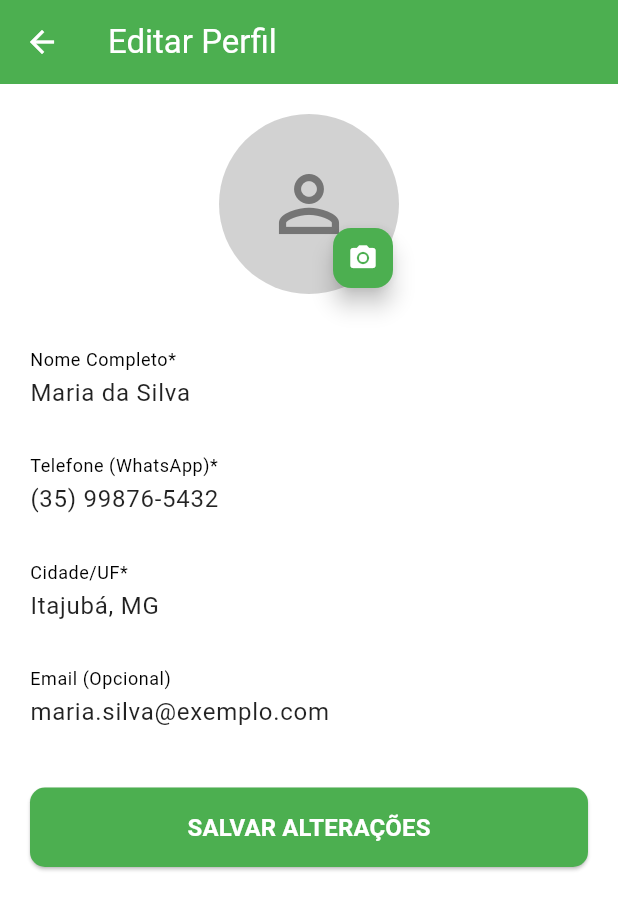
After one commit to TalitaMunis/App_Bora_Trocar, a Flutter app: the screen it shows after launch, item 3 of the bottom bar chosen, after a tap on "Editar Perfil", on a phone screen of 412 x 824 dp. The commit adds this screen. Shown: the top 910 px of the screen. Run offline on Flutter 3.47's test engine with Material 3 defaults, Android fonts, the light colour scheme and no system bars; our stand-ins replace shared_preferences.

Commit message:
Implementando_edição_perfil

```diff
--- /dev/null
+++ b/bora_trocar/lib/models/user.dart
@@ -0,0 +1,42 @@
+import 'package:flutter/foundation.dart';
+
+/// Modelo que representa o perfil do usuário no aplicativo.
+class User {
+  // Dados obrigatórios
+  final String id;
+  final String name;
+  final String phone;
+  final String city;
+
+  // Dados opcionais
+  final String? email;
+  final String? photoUrl;
+
+  User({
+    required this.id,
+    required this.name,
+    required this.phone,
+    required this.city,
+    this.email,
+    this.photoUrl,
+  });
+
+  // Método copyWith para facilitar atualizações (necessário para o formulário de edição)
+  User copyWith({
+    String? id,
+    String? name,
+    String? phone,
+    String? city,
+    ValueGetter<String?>? email,
+    ValueGetter<String?>? photoUrl,
+  }) {
+    return User(
+      id: id ?? this.id,
+      name: name ?? this.name,
+      phone: phone ?? this.phone,
+      city: city ?? this.city,
+      email: email != null ? email() : this.email,
+      photoUrl: photoUrl != null ? photoUrl() : this.photoUrl,
+    );
+  }
+}
--- a/bora_trocar/lib/my_app.dart
+++ b/bora_trocar/lib/my_app.dart
@@ -1,32 +1,36 @@
-import 'package:bora_trocar/screens/splash_screen.dart';
 import 'package:flutter/material.dart';
-import 'package:provider/provider.dart'; // ✅ Importar o Provider
-//import 'screens/main_navigation_screen.dart';
+import 'package:provider/provider.dart';
+//import 'package:firebase_core/firebase_core.dart';
+import 'screens/main_navigation_screen.dart';
 import 'theme/app_theme.dart';
-import 'services/ads_service.dart'; // ✅ Importar o serviço
+import 'services/ads_service.dart';
+import 'services/user_service.dart';
 
-/// Este é o widget raiz do aplicativo, chamado pelo main.dart.
-/// Ele configura o MaterialApp, o tema e a rota inicial.
+// Função para Inicializar o Firebase (Apenas mantida como mock)
+Future<void> main() async {
+  WidgetsFlutterBinding.ensureInitialized();
+  // await Firebase.initializeApp();
+  runApp(const MyApp());
+}
+
 class MyApp extends StatelessWidget {
   const MyApp({super.key});
 
   @override
   Widget build(BuildContext context) {
-    // Envolve o MaterialApp com o Provider
-    return ChangeNotifierProvider(
-      // Cria uma única instância do AdsService no topo do widget tree
-      create: (context) => AdsService(),
+    // ✅ MultiProvider injeta os dois serviços necessários
+    return MultiProvider(
+      providers: [
+        ChangeNotifierProvider(create: (_) => AdsService()),
+        ChangeNotifierProvider(create: (_) => UserService()),
+      ],
       child: MaterialApp(
-        // O restante do seu MaterialApp
         title: 'Bora Trocar!',
         debugShowCheckedModeBanner: false,
-
-        // Aplica o tema global que definimos em /theme/app_theme.dart
         theme: AppTheme.lightTheme,
-
-        // Define a tela principal que será carregada.
-        // Usamos nosso widget que gerencia a navegação por tabs.
-        home: const SplashScreen(),
+        //darkTheme: AppTheme.darkTheme,
+        //themeMode: ThemeMode.system,
+        home: const MainNavigationScreen(),
       ),
     );
   }
--- /dev/null
+++ b/bora_trocar/lib/screens/edit_profile_page.dart
@@ -0,0 +1,204 @@
+import 'package:flutter/material.dart';
+import 'package:provider/provider.dart';
+import '../models/user.dart';
+import '../theme/app_theme.dart';
+import '../services/user_service.dart';
+
+// O widget precisa ser StatefulWidget para gerenciar o estado do formulário
+class EditProfilePage extends StatefulWidget {
+  final User userToEdit;
+
+  const EditProfilePage({super.key, required this.userToEdit});
+
+  @override
+  State<EditProfilePage> createState() => _EditProfilePageState();
+}
+
+class _EditProfilePageState extends State<EditProfilePage> {
+  final _formKey = GlobalKey<FormState>();
+
+  // Controllers para pré-preencher e salvar dados
+  late TextEditingController _nameController;
+  late TextEditingController _phoneController;
+  late TextEditingController _cityController;
+  late TextEditingController _emailController;
+
+  // URL da foto (simulação)
+  String? _photoUrl;
+
+  @override
+  void initState() {
+    super.initState();
+    final user = widget.userToEdit;
+
+    // Inicializa controllers com os dados do usuário existente
+    _nameController = TextEditingController(text: user.name);
+    _phoneController = TextEditingController(text: user.phone);
+    _cityController = TextEditingController(text: user.city);
+    _emailController = TextEditingController(text: user.email);
+    _photoUrl = user.photoUrl;
+  }
+
+  @override
+  void dispose() {
+    _nameController.dispose();
+    _phoneController.dispose();
+    _cityController.dispose();
+    _emailController.dispose();
+    super.dispose();
+  }
+
+  void _saveProfile() {
+    if (_formKey.currentState!.validate()) {
+      // ✅ Acessa o UserService
+      final userService = Provider.of<UserService>(context, listen: false);
+
+      // 1. Constrói o objeto atualizado (usando a lógica copyWith do modelo)
+      final updatedUser = widget.userToEdit.copyWith(
+        name: _nameController.text,
+        phone: _phoneController.text,
+        city: _cityController.text,
+        // Usamos ValueGetter para permitir que o valor seja setado como null (se o campo for esvaziado)
+        email: () =>
+            _emailController.text.isEmpty ? null : _emailController.text,
+        photoUrl: () => _photoUrl,
+      );
+
+      // 2. Chama o método de atualização do serviço, que dispara o notifyListeners
+      userService.updateUser(updatedUser);
+
+      // Feedback visual
+      ScaffoldMessenger.of(context).showSnackBar(
+        SnackBar(
+          content: Text('Perfil de ${updatedUser.name} salvo com sucesso!'),
+          backgroundColor: AppTheme.primaryColor,
+        ),
+      );
+
+      // Retorna à tela de perfil, que irá reconstruir automaticamente
+      Navigator.pop(context);
+    }
+  }
+
+  @override
+  Widget build(BuildContext context) {
+    return Scaffold(
+      appBar: AppBar(
+        title: const Text('Editar Perfil'),
+        backgroundColor: AppTheme.primaryColor,
+        foregroundColor: Colors.white,
+      ),
+      body: SingleChildScrollView(
+        padding: const EdgeInsets.all(20),
+        child: Form(
+          key: _formKey,
+          child: Column(
+            crossAxisAlignment: CrossAxisAlignment.center,
+            children: <Widget>[
+              // Placeholder de Foto para Edição (pode ser clicável para upload futuro)
+              _buildPhotoEditor(),
+              const SizedBox(height: 30),
+
+              // --- Nome (Obrigatório) ---
+              TextFormField(
+                controller: _nameController,
+                decoration: const InputDecoration(labelText: 'Nome Completo*'),
+                validator: (value) =>
+                    value!.isEmpty ? 'O nome é obrigatório.' : null,
+              ),
+              const SizedBox(height: 15),
+
+              // --- Telefone (Obrigatório) ---
+              TextFormField(
+                controller: _phoneController,
+                decoration: const InputDecoration(
+                  labelText: 'Telefone (WhatsApp)*',
+                ),
+                keyboardType: TextInputType.phone,
+                validator: (value) =>
+                    value!.isEmpty ? 'O telefone é obrigatório.' : null,
+              ),
+              const SizedBox(height: 15),
+
+              // --- Cidade (Obrigatório) ---
+              TextFormField(
+                controller: _cityController,
+                decoration: const InputDecoration(labelText: 'Cidade/UF*'),
+                validator: (value) =>
+                    value!.isEmpty ? 'A cidade é obrigatória.' : null,
+              ),
+              const SizedBox(height: 15),
+
+              // --- Email (Opcional) ---
+              TextFormField(
+                controller: _emailController,
+                decoration: const InputDecoration(
+                  labelText: 'Email (Opcional)',
+                ),
+                keyboardType: TextInputType.emailAddress,
+              ),
+              const SizedBox(height: 30),
+
+              // --- Botão de Salvar ---
+              SizedBox(
+                width: double.infinity,
+                child: ElevatedButton(
+                  onPressed: _saveProfile,
+                  style: ElevatedButton.styleFrom(
+                    backgroundColor: AppTheme.primaryColor,
+                    foregroundColor: Colors.white,
+                    padding: const EdgeInsets.symmetric(vertical: 15),
+                    shape: RoundedRectangleBorder(
+                      borderRadius: BorderRadius.circular(10),
+                    ),
+                  ),
+                  child: const Text(
+                    'SALVAR ALTERAÇÕES',
+                    style: TextStyle(fontSize: 16, fontWeight: FontWeight.bold),
+                  ),
+                ),
+              ),
+            ],
+          ),
+        ),
+      ),
+    );
+  }
+
+  // Widget auxiliar para foto com botão de edição
+  Widget _buildPhotoEditor() {
+    return Stack(
+      alignment: Alignment.bottomRight,
+      children: [
+        CircleAvatar(
+          radius: 60,
+          backgroundColor: AppTheme.imagePlaceholder,
+          backgroundImage: _photoUrl != null ? NetworkImage(_photoUrl!) : null,
+          child: _photoUrl == null
+              ? Icon(
+                  Icons.person_outline,
+                  size: 60,
+                  color: Colors.grey.shade600,
+                )
+              : null,
+        ),
+        // Botão flutuante para editar a foto
+        FloatingActionButton.small(
+          onPressed: () {
+            // 💡 Simular a troca/upload de foto
+            // Simula uma URL salva para fins visuais
+            setState(() {
+              _photoUrl =
+                  'https://placehold.co/120x120/4CAF50/FFFFFF?text=EDITADA';
+            });
+            ScaffoldMessenger.of(context).showSnackBar(
+              const SnackBar(content: Text('Simulando upload de nova foto...')),
+            );
+          },
+          backgroundColor: AppTheme.primaryColor,
+          child: const Icon(Icons.camera_alt, size: 20),
+        ),
+      ],
+    );
+  }
+}
--- a/bora_trocar/lib/screens/profile_page.dart
+++ b/bora_trocar/lib/screens/profile_page.dart
@@ -1,62 +1,57 @@
 import 'package:flutter/material.dart';
+import 'package:provider/provider.dart';
 import '../theme/app_theme.dart';
-
-// Variáveis mockadas para simular os dados do usuário
-// Em um app real, estes viriam de um modelo de dados ou de um serviço
-const String _userName = "Maria da Silva";
-const String _userPhone = "(35) 99876-5432";
-const String _userCity = "Itajubá, MG";
-const String _userEmail = "maria.silva@exemplo.com";
-const String? _userPhotoUrl = null; // null para usar o placeholder
+import '../services/user_service.dart'; // Importa o serviço que contém o estado
+import 'edit_profile_page.dart'; // Importa a tela de edição
 
 class ProfilePage extends StatelessWidget {
   const ProfilePage({super.key});
 
+  // O método build agora envolve a tela em um Consumer para reagir às mudanças do perfil
   @override
   Widget build(BuildContext context) {
-    // A tela de perfil usa um Scaffold simples, já que a AppBar e BottomNav
-    // são gerenciadas pelo MainNavigationScreen.
+    return Consumer<UserService>(
+      // ✅ Escuta as mudanças no perfil
+      builder: (context, userService, child) {
+        final currentUser = userService.currentUser; // Obtém o estado atual
+        final theme = Theme.of(context);
+
         return SingleChildScrollView(
           padding: const EdgeInsets.all(20.0),
           child: Column(
             crossAxisAlignment: CrossAxisAlignment.center,
             children: <Widget>[
-          // --- 1. FOTO DO PERFIL (Opcional, usando Placeholder) ---
-          _buildProfilePhoto(_userPhotoUrl),
+              // --- 1. FOTO DO PERFIL ---
+              _buildProfilePhoto(currentUser.photoUrl),
               const SizedBox(height: 16),
 
               // --- 2. NOME DO USUÁRIO ---
               Text(
-            _userName,
-            style: const TextStyle(
-              fontSize: 24,
+                currentUser.name, // Exibe o nome atualizado
+                style: theme.textTheme.headlineSmall!.copyWith(
                   fontWeight: FontWeight.bold,
                 ),
               ),
               const SizedBox(height: 30),
 
-          // --- 3. INFORMAÇÕES OBRIGATÓRIAS ---
+              // --- 3. INFORMAÇÕES ---
               _buildInfoCard(
-            context,
                 title: 'Telefone (Obrigatório)',
-            value: _userPhone,
+                value: currentUser.phone,
                 icon: Icons.phone_outlined,
               ),
               const SizedBox(height: 12),
 
               _buildInfoCard(
-            context,
                 title: 'Cidade (Obrigatório)',
-            value: _userCity,
+                value: currentUser.city,
                 icon: Icons.location_city_outlined,
               ),
               const SizedBox(height: 12),
 
-          // --- 4. INFORMAÇÕES OPCIONAIS ---
               _buildInfoCard(
-            context,
                 title: 'Email (Opcional)',
-            value: _userEmail,
+                value: currentUser.email ?? 'Não informado',
                 icon: Icons.email_outlined,
               ),
               const Divider(height: 40),
@@ -66,64 +61,67 @@ class ProfilePage extends StatelessWidget {
                 width: double.infinity,
                 child: ElevatedButton.icon(
                   onPressed: () {
-                // 💡 Implementação visual: Simular a navegação para a tela de edição
-                ScaffoldMessenger.of(context).showSnackBar(
-                  const SnackBar(content: Text('Navegando para a Tela de Edição de Perfil...')),
+                    // ✅ Navega, passando o objeto User ATUALIZADO para a tela de edição
+                    Navigator.of(context).push(
+                      MaterialPageRoute(
+                        builder: (ctx) =>
+                            EditProfilePage(userToEdit: currentUser),
+                      ),
                     );
-                // Navigator.of(context).push(MaterialPageRoute(builder: (_) => const EditProfilePage()));
                   },
                   icon: const Icon(Icons.edit_outlined),
-              label: const Text('Editar Perfil', style: TextStyle(fontSize: 16)),
+                  label: const Text(
+                    'Editar Perfil',
+                    style: TextStyle(fontSize: 16),
+                  ),
                   style: ElevatedButton.styleFrom(
                     backgroundColor: AppTheme.primaryColor,
                     foregroundColor: Colors.white,
                     padding: const EdgeInsets.symmetric(vertical: 15),
-                shape: RoundedRectangleBorder(borderRadius: BorderRadius.circular(10)),
+                    shape: RoundedRectangleBorder(
+                      borderRadius: BorderRadius.circular(10),
+                    ),
                   ),
                 ),
               ),
               const SizedBox(height: 20),
 
-          // Botão de Sair (Prática comum)
+              // ... (Botão Sair)
               TextButton(
                 onPressed: () {
-              // Lógica de logout simulada
                   ScaffoldMessenger.of(context).showSnackBar(
                     const SnackBar(content: Text('Saindo da conta...')),
                   );
                 },
-            child: Text('Sair da Conta', style: TextStyle(color: Colors.red.shade700)),
-          )
+                child: Text(
+                  'Sair da Conta',
+                  style: TextStyle(color: Colors.red.shade700),
+                ),
+              ),
             ],
           ),
         );
+      },
+    );
   }
 
-  // Widget auxiliar para renderizar a foto ou o placeholder
+  // --- Widgets Auxiliares ---
   Widget _buildProfilePhoto(String? url) {
-    if (url != null && url.isNotEmpty) {
-      // Se houver URL, exibe a imagem
-      return CircleAvatar(
-        radius: 60,
-        backgroundImage: NetworkImage(url),
-        backgroundColor: AppTheme.imagePlaceholder,
-      );
-    } else {
-      // Caso contrário, exibe o placeholder com ícone
     return CircleAvatar(
       radius: 60,
       backgroundColor: AppTheme.imagePlaceholder,
-        child: Icon(
-          Icons.person_outline,
-          size: 60,
-          color: Colors.grey.shade600,
-        ),
+      backgroundImage: url != null ? NetworkImage(url) : null,
+      child: url == null
+          ? Icon(Icons.person_outline, size: 60, color: Colors.grey.shade600)
+          : null,
     );
   }
-  }
 
-  // Widget auxiliar para exibir cada informação do perfil
-  Widget _buildInfoCard(BuildContext context, {required String title, required String value, required IconData icon}) {
+  Widget _buildInfoCard({
+    required String title,
+    required String value,
+    required IconData icon,
+  }) {
     return Container(
       width: double.infinity,
       padding: const EdgeInsets.all(16),
@@ -136,10 +134,7 @@ class ProfilePage extends StatelessWidget {
         children: [
           Text(
             title,
-            style: TextStyle(
-              fontSize: 12,
-              color: Colors.grey.shade700,
-            ),
+            style: TextStyle(fontSize: 12, color: Colors.grey.shade700),
           ),
           const SizedBox(height: 4),
           Row(
--- /dev/null
+++ b/bora_trocar/lib/services/user_service.dart
@@ -0,0 +1,27 @@
+import 'package:flutter/material.dart';
+import '../models/user.dart';
+
+// Dados iniciais do usuário (agora definidos aqui)
+final User initialMockUser = User(
+  id: 'user_123',
+  name: "Maria da Silva",
+  phone: "(35) 99876-5432",
+  city: "Itajubá, MG",
+  email: "maria.silva@exemplo.com",
+  photoUrl: null,
+);
+
+/// Gerencia o estado do perfil do usuário logado.
+class UserService extends ChangeNotifier {
+  // O estado real é guardado internamente
+  User _currentUser = initialMockUser;
+
+  // Getter para acesso (Leitura)
+  User get currentUser => _currentUser;
+
+  // Método para Atualização (Escrita)
+  void updateUser(User updatedUser) {
+    _currentUser = updatedUser;
+    notifyListeners(); // Avisa a ProfilePage para reconstruir
+  }
+}
```
Lines whose indentation alone changed are shown as unchanged.
